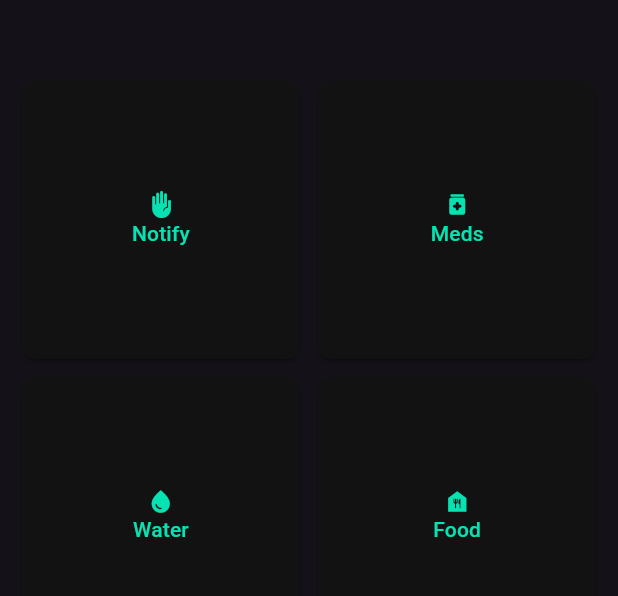
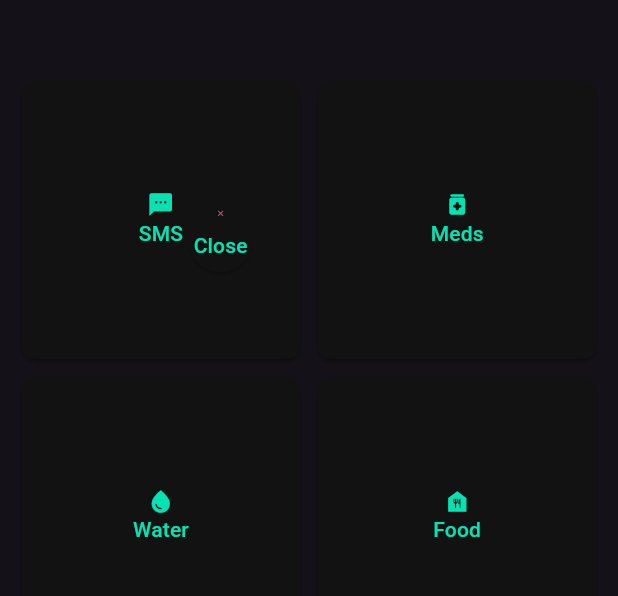
Before and after one commit to Rosnaky/I-See-You, a Flutter app: the screen it shows once a user with an empty profile is signed in, after a tap on "Notify", on a phone screen of 412 x 824 dp, the part 84-680 px from its top. Run offline on Flutter 3.47's test engine with Material 3 defaults, Android fonts, the phone set to English and light mode, and no system bars; our stand-ins replace cloud_firestore, firebase_auth, firebase_core, flutter_dotenv; accounts and stored records are empty.

Commit message:
added functionality for multiple messages and calls

```diff
--- a/lib/src/widgets/quick_action_card.dart
+++ b/lib/src/widgets/quick_action_card.dart
@@ -1,7 +1,12 @@
+import 'dart:async';
+import 'dart:io';
+
+import 'package:ISeeYou/src/providers/user_provider.dart';
 import 'package:flutter/material.dart';
+import 'package:provider/provider.dart';
 import 'package:url_launcher/url_launcher_string.dart';
 
-class QuickActionCard extends StatelessWidget {
+class QuickActionCard extends StatefulWidget {
   const QuickActionCard({
     super.key,
     required this.constraints,
@@ -16,8 +21,70 @@ class QuickActionCard extends StatelessWidget {
   final Icon actionIcon;
 
   @override
+  State<QuickActionCard> createState() => _QuickActionCardState();
+}
+
+class _QuickActionCardState extends State<QuickActionCard> {
+  BoxConstraints get constraints => widget.constraints;
+  String get message => widget.message;
+  String get actionTitle => widget.actionTitle;
+  Icon get actionIcon => widget.actionIcon;
+  late bool _isClicked;
+  late bool _isSending;
+  Timer? _timer;
+  late UserProvider userProvider;
+
+  @override
+  void initState() {
+    super.initState();
+    Future.microtask(() {
+      userProvider = Provider.of<UserProvider>(context, listen: false);
+      userProvider.refreshUser();
+    });
+    _isClicked = false;
+    _isSending = false;
+  }
+
+  @override
+  void dispose() {
+    _isClicked = false;
+    _isSending = false;
+    _timer?.cancel();
+    super.dispose();
+  }
+
+  void _startTimer() {
+    setState(() {
+      _isSending = true;
+    });
+    var counter = 1;
+    launchUrlString(
+        "sms:${userProvider.user?.emergencyContacts[0]}?body=$message");
+    _timer = Timer.periodic(const Duration(seconds: 10), (timer) {
+      launchUrlString(
+          "sms:${userProvider.user?.emergencyContacts[counter]}?body=$message");
+      counter++;
+      if (counter == userProvider.user?.emergencyContacts.length) {
+        timer.cancel();
+      }
+    });
+    setState(() {
+      _isSending = false;
+    });
+  }
+
+  @override
   Widget build(BuildContext context) {
-    return Card(
+    double buttonSize = constraints.maxWidth * 0.015;
+    double middle = (constraints.maxWidth > 600
+            ? constraints.maxWidth * 0.15
+            : constraints.maxWidth * 0.225) -
+        buttonSize;
+
+    return Consumer<UserProvider>(builder: (context, userProvider, _) {
+      return Stack(
+        children: [
+          Card(
             child: SizedBox(
               width: constraints.maxWidth > 600
                   ? constraints.maxWidth * 0.3
@@ -25,6 +92,10 @@ class QuickActionCard extends StatelessWidget {
               height: constraints.maxWidth > 600
                   ? constraints.maxWidth * 0.3
                   : constraints.maxWidth * 0.45,
+              child: _isClicked
+                  ? Row(
+                      children: [
+                        Expanded(
                           child: ElevatedButton(
                               style: ElevatedButton.styleFrom(
                                 shape: RoundedRectangleBorder(
@@ -32,7 +103,60 @@ class QuickActionCard extends StatelessWidget {
                                 ),
                               ),
                               onPressed: () {
-            launchUrlString("sms:5194984082?body=$message");
+                                if (!_isSending) _startTimer();
+                                setState(() {
+                                  _isClicked = false;
+                                });
+                              },
+                              child: const Column(
+                                mainAxisAlignment: MainAxisAlignment.center,
+                                children: [
+                                  Icon(Icons.sms),
+                                  Text("SMS"),
+                                ],
+                              )),
+                        ),
+                        Column(
+                          children: userProvider.user?.emergencyContacts
+                                  .map((e) => Expanded(
+                                        child: ElevatedButton(
+                                            style: ElevatedButton.styleFrom(
+                                              shape: RoundedRectangleBorder(
+                                                borderRadius:
+                                                    BorderRadius.circular(8),
+                                              ),
+                                            ),
+                                            onPressed: () {
+                                              if (!_isSending) _startTimer();
+                                              setState(() {
+                                                _isClicked = false;
+                                              });
+                                            },
+                                            child: const Column(
+                                              mainAxisAlignment:
+                                                  MainAxisAlignment.center,
+                                              children: [
+                                                Icon(Icons.phone_iphone),
+                                                Text(
+                                                    "Call Emergency Contact #1"),
+                                              ],
+                                            )),
+                                      ))
+                                  .toList() ??
+                              [Text("No emergency contacts found")],
+                        ),
+                      ],
+                    )
+                  : ElevatedButton(
+                      style: ElevatedButton.styleFrom(
+                        shape: RoundedRectangleBorder(
+                          borderRadius: BorderRadius.circular(8),
+                        ),
+                      ),
+                      onPressed: () {
+                        setState(() {
+                          _isClicked = true;
+                        });
                       },
                       child: Column(
                         mainAxisAlignment: MainAxisAlignment.center,
@@ -43,6 +167,35 @@ class QuickActionCard extends StatelessWidget {
                       ),
                     ),
             ),
+          ),
+          Positioned(
+            left: middle,
+            top: middle,
+            child: _isClicked
+                ? ElevatedButton(
+                    style: ElevatedButton.styleFrom(
+                      shape: CircleBorder(),
+                    ),
+                    onPressed: () => setState(() {
+                          _isClicked = false;
+                        }),
+                    child: Column(
+                      children: [
+                        Icon(
+                          Icons.close,
+                          size: buttonSize,
+                          color: Theme.of(context).colorScheme.error,
+                        ),
+                        Padding(
+                          padding: const EdgeInsets.all(8.0),
+                          child: const Text("Close"),
+                        )
+                      ],
+                    ))
+                : const SizedBox(),
+          )
+        ],
       );
+    });
   }
 }
```
Also changed, not shown: 1 other file. Lines whose indentation alone changed are shown as unchanged.
